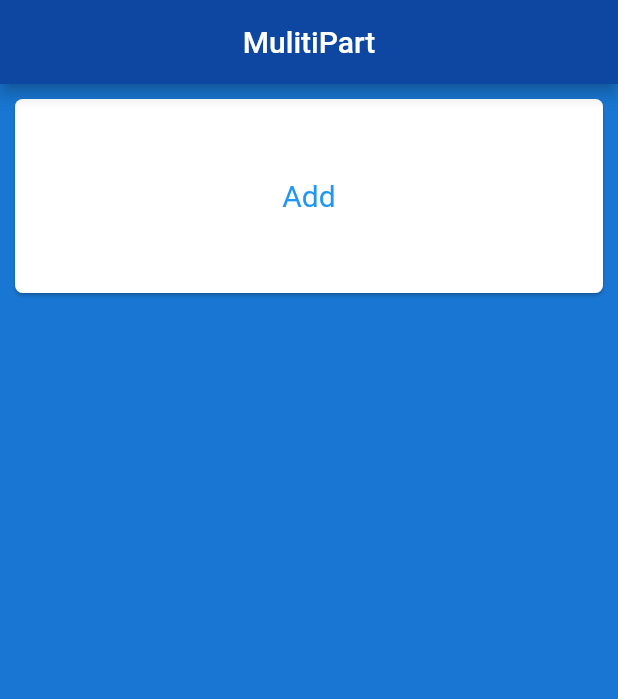
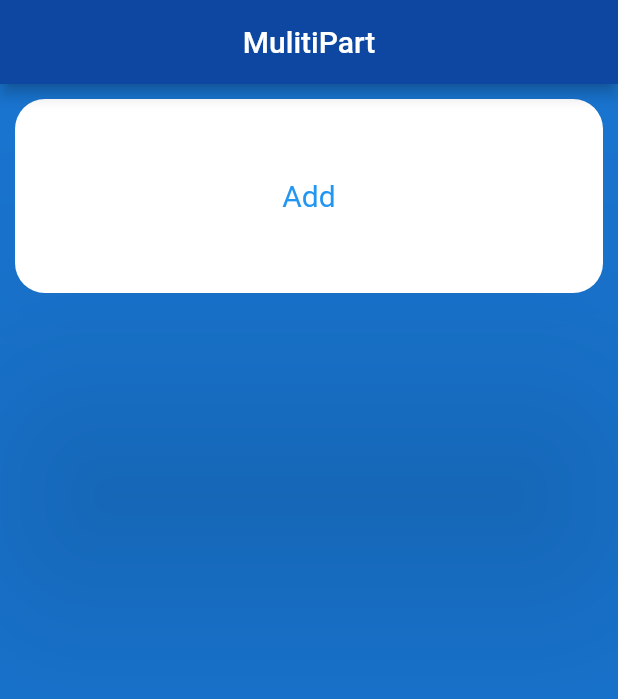
Before and after one commit to Sefen97/MaltiPart_Request_With_Bloc, a Flutter app: the screen it shows after launch, on a phone screen of 412 x 824 dp. Shown: the top 699 px of the screen. Run offline on Flutter 3.47's test engine with Material 2 defaults, Android fonts, the phone set to English and light mode, and no system bars; our stand-ins replace bloc, dio, flutter_bloc.

Commit message:
fixe issues

```diff
--- a/lib/home_screen.dart
+++ b/lib/home_screen.dart
@@ -40,9 +40,10 @@ class _HomeScreenState extends State<HomeScreen> {
           builder: (context, state) {
             return Padding(
               padding: const EdgeInsets.all(6),
-              child: Column(
-                children: [
-                  _sizedBox(InkWell(
+              child: ListView.builder(
+                      itemCount: 1,
+                        itemBuilder:(BuildContext context,int index){
+                      return InkWell(
                         onTap: () {
                         BlocProvider.of<FileRequestBloc>(context)
                             .add(AddFileInitialEvent());
@@ -51,13 +52,13 @@ class _HomeScreenState extends State<HomeScreen> {
                             builder: (_) =>
                             const Center(child: CircularProgressIndicator()));
                       },
-                    child: Card(
+                        child:_sizedBox(child: Card(
+                            elevation: 100,
                             shape: RoundedRectangleBorder(
-                            borderRadius: BorderRadius.circular(5)),
-                        child: Center(child: Text("Add", style: _style()))),
-                  )),
-                ],
-              ),
+                                borderRadius: BorderRadius.circular(20)),
+                            child: Center(child: Text("Add", style: _style()))))
+                      );
+                    }),
             );
           },
         ),
@@ -80,6 +81,7 @@ class _HomeScreenState extends State<HomeScreen> {
               height: MediaQuery.of(context).size.height / 7,
               width: MediaQuery.of(context).size.width / 1.1,
               child: Card(
+                shape: RoundedRectangleBorder(borderRadius: BorderRadius.circular(5)),
                 child: Center(
                   child: Column(
                     mainAxisAlignment: MainAxisAlignment.center,
@@ -101,7 +103,7 @@ class _HomeScreenState extends State<HomeScreen> {
             ),
           ));
 
-  SizedBox _sizedBox(Widget child) => SizedBox(
+  SizedBox _sizedBox({Widget? child}) => SizedBox(
       height: MediaQuery.of(context).size.height / 6,
       width: MediaQuery.of(context).size.width / 1,
       child: child);
```
Lines whose indentation alone changed are shown as unchanged.
